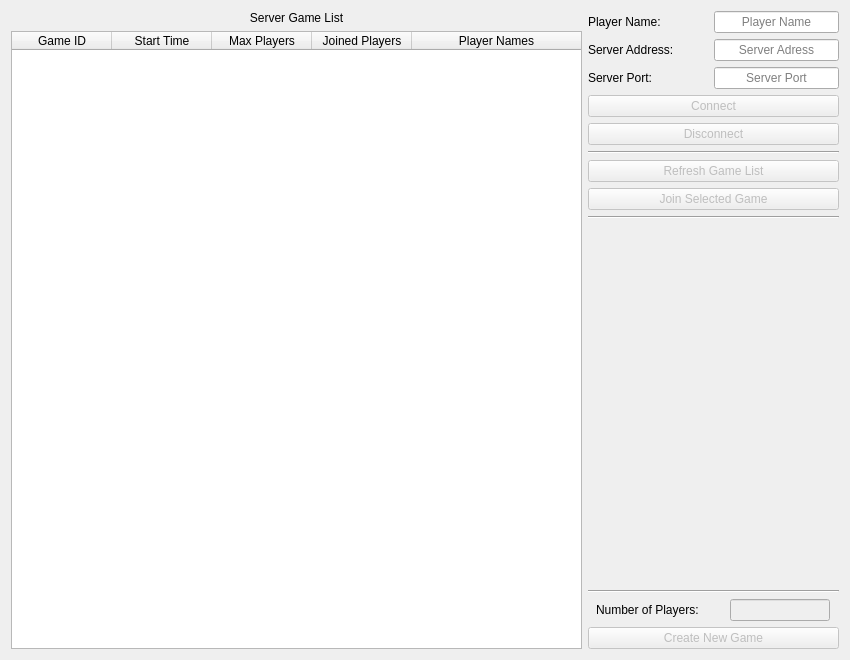
Qt form client/lobby.ui (johankytt/SudokuMP) before a commit.
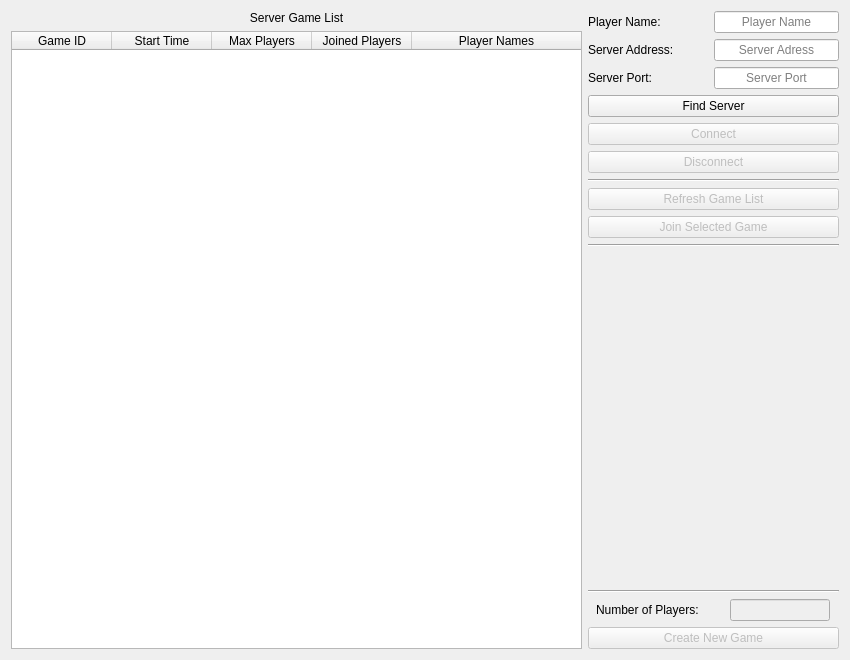
The same form after that commit.

Commit message: Added server discovery routine. Still needs to be hooked up on both sides.

```diff
--- a/client/lobby.ui
+++ b/client/lobby.ui
@@ -212,6 +212,13 @@
        </item>
       </layout>
      </item>
+     <item>
+      <widget class="QPushButton" name="findServerButton">
+       <property name="text">
+        <string>Find Server</string>
+       </property>
+      </widget>
+     </item>
      <item>
       <widget class="QPushButton" name="connectButton">
        <property name="enabled">
```
The commit also changes 1 other file.
